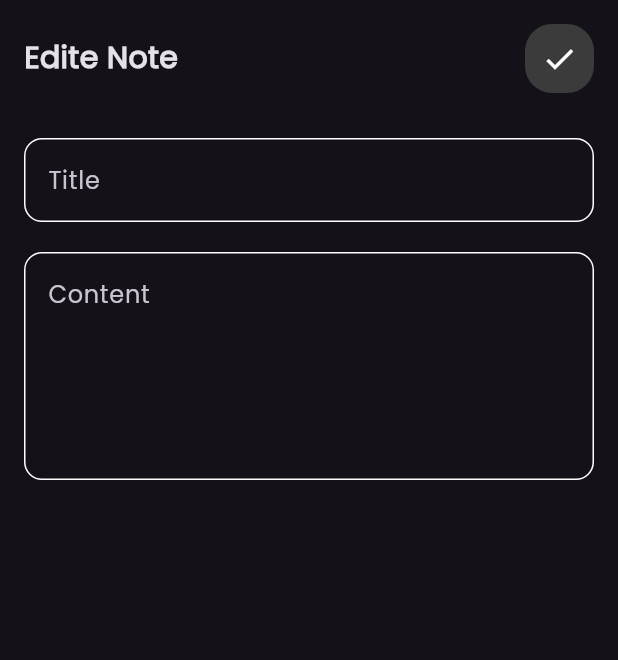
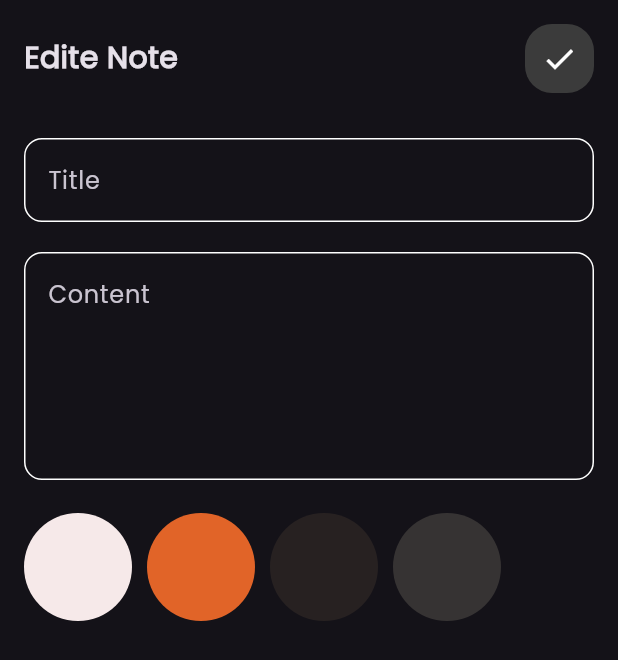
Before and after one commit to mohame12/Note_App, a Flutter app: the EditView screen opened directly with empty values, on a phone screen of 412 x 824 dp. Shown: the top 660 px of the screen. Run offline on Flutter 3.47's test engine with Material 3 defaults, Android fonts, the phone set to English and light mode, and no system bars; our stand-ins replace bloc, flutter_bloc, font_awesome_flutter, hive, hive_flutter; accounts and stored records are empty.

Commit message:
adding edit the color and select the defult color on edit ui ADN FINISHING APP

```diff
--- a/lib/Cubits/AddNoteCubit/add_note_cubit.dart
+++ b/lib/Cubits/AddNoteCubit/add_note_cubit.dart
@@ -12,6 +12,7 @@ class AddNoteCubit extends Cubit<AddNoteState>
   static AddNoteCubit get(context)=>BlocProvider.of(context);
 
 
+  int? cindex;
   List<NoteModel>? noteList;
   GlobalKey<ScaffoldState> scaffoldkey=GlobalKey();
   GlobalKey<FormState> formkey=GlobalKey();
@@ -78,10 +79,14 @@ class AddNoteCubit extends Cubit<AddNoteState>
   }
 
 
-  updateNote(NoteModel note,String? title,String ?content)
+  updateNote(NoteModel note,String? title,String ?content,Color color)
   {
+
     note.title=title ??note.title;
     note.subtitle=content ??note.subtitle;
+    note.color=color.value ??note.color;
+
+
     note.save();
     emit(DeleteNoteitemState());
   }
--- a/lib/consts.dart
+++ b/lib/consts.dart
@@ -1,5 +1,5 @@
 import 'package:intl/intl.dart';
 
-const String kNotesBox='notebox17';
+const String kNotesBox='notebox21';
 var currentdate=DateTime.now();
 var formattedcurrentdate=DateFormat.yMMMd().format(currentdate);
--- a/lib/widgets/colorsListVeiw.dart
+++ b/lib/widgets/colorsListVeiw.dart
@@ -33,6 +33,7 @@ class _ColorsListVeiwState extends State<ColorsListVeiw> {
               setState(() {
                 CurrentIndex=index;
                 AddNoteCubit.get(context).color=color[index];
+                AddNoteCubit.get(context).cindex=index;
               });
             },
             child: ColorWidget(
--- a/lib/widgets/edit_view_ui.dart
+++ b/lib/widgets/edit_view_ui.dart
@@ -1,7 +1,7 @@
 import 'package:flutter/material.dart';
 import 'package:note_app/Cubits/AddNoteCubit/add_note_cubit.dart';
 import 'package:note_app/models/note_model.dart';
-
+import 'package:note_app/widgets/colorWidget.dart';
 import 'custom_appbar.dart';
 import 'custom_tff.dart';
 
@@ -17,6 +17,7 @@ class EditViewUI extends StatefulWidget {
 
 class _EditViewUIState extends State<EditViewUI> {
    String ? title,content;
+   Color? color;
   @override
   Widget build(BuildContext context) {
     return  Padding(
@@ -27,24 +28,72 @@ class _EditViewUIState extends State<EditViewUI> {
           CustomAppbar(title: 'Edite Note ', icon: Icons.done, ontap: () {
             // widget.note.title=title??widget.note.title;
             // widget.note.subtitle=content??widget.note.subtitle;
-            AddNoteCubit.get(context).updateNote(widget.note, title, content);
+            AddNoteCubit.get(context).updateNote(widget.note, title, content,AddNoteCubit.get(context).color);
             Navigator.pop(context);
 
           },),
 
-          SizedBox(height: 30,),
+          const SizedBox(height: 30,),
 
           TextFF(hint: 'Title', maxLines: 1,onChanged: (val){
             title=val;
           },),
 
-          SizedBox(height: 20,),
+          const SizedBox(height: 20,),
 
           TextFF(hint: 'Content', maxLines: 5,onChanged: (val){
             content=val;
-          },)
+          },),
+          SizedBox(height: 20,),
+          EditColorForEditUI(note: widget.note,)
         ],
       ),
     );
   }
 }
+
+
+
+class EditColorForEditUI extends StatefulWidget {
+  const EditColorForEditUI({super.key, required this.note});
+  final NoteModel note;
+
+  @override
+  State<EditColorForEditUI> createState() => _EditColorForEditUIState();
+}
+
+class _EditColorForEditUIState extends State<EditColorForEditUI> {
+late int c;
+
+  List<Color> color=[
+    const Color(0xffF6E9E9),
+    const Color(0xffE16428),
+    const Color(0xff272121),
+    const Color(0xff363333)
+  ];
+  @override
+  void initState() {
+    // TODO: implement initState
+     c=color.indexOf(Color(widget.note.color));
+  }
+  @override
+  Widget build(BuildContext context) {
+    return SizedBox(
+      height: 38*2,
+      child: ListView.separated(
+        physics: BouncingScrollPhysics(),
+          scrollDirection: Axis.horizontal,
+          itemBuilder: (context,index)=>GestureDetector(
+            onTap: (){
+
+              setState(() {
+                c=index;
+                AddNoteCubit.get(context).color=color[index];
+              });
+            },
+              child: ColorWidget(isActive:c==index , color: color[index])),
+          separatorBuilder:(context,index)=>const SizedBox(width: 10,) ,
+          itemCount:color.length),
+    );
+  }
+}
```
